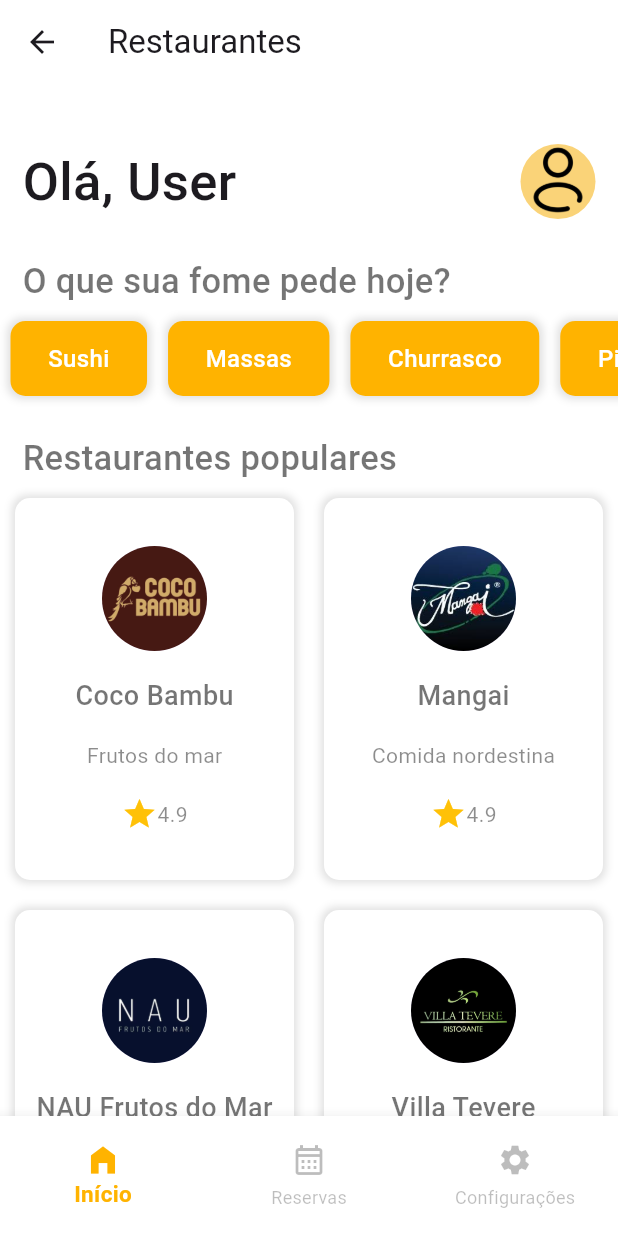
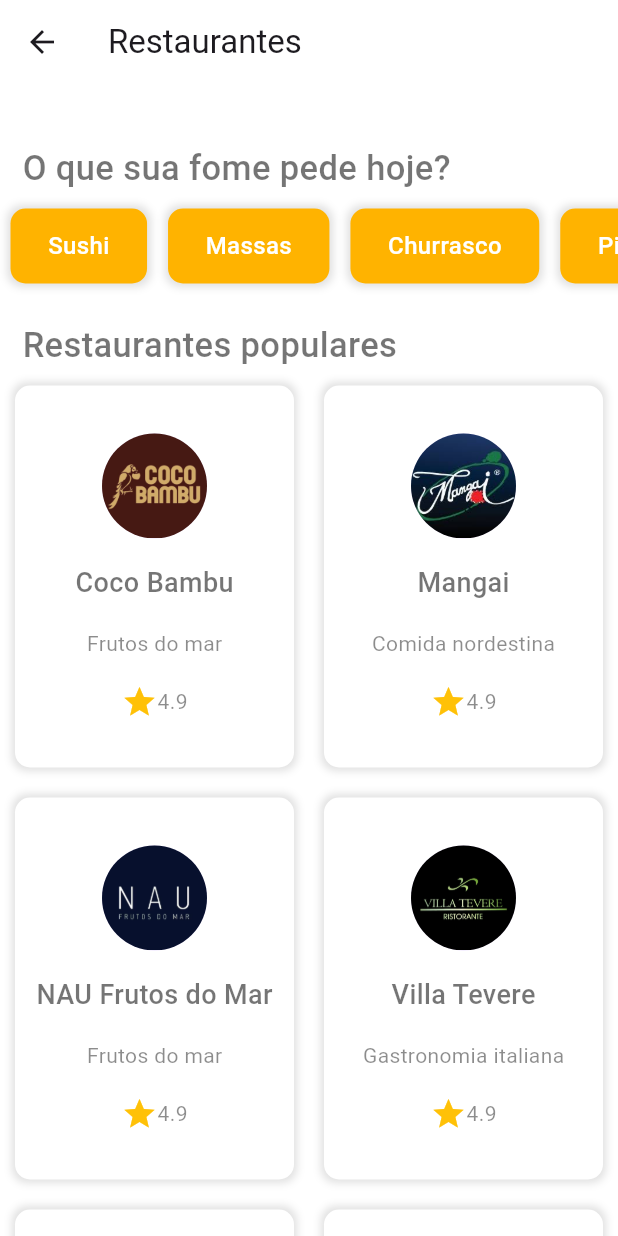
Before and after one commit to LucasDevMelo/smart-reservation, a Flutter app: the screen it shows after launch, after a tap on "Pular", on a phone screen of 412 x 824 dp. Run offline on Flutter 3.47's test engine with Material 3 defaults, Android fonts, the phone set to English and light mode, and no system bars.

Commit message:
Agora, quando o usuario entra na home vindo do login, aparece o "Ola user", caso nao faça login, nao aparece

```diff
--- a/lib/main.dart
+++ b/lib/main.dart
@@ -24,7 +24,7 @@ class MyApp extends StatelessWidget {
       home:  WelcomeScreen(),
       routes: {
         '/welcomescreen': (context) =>  WelcomeScreen(),
-        '/homescreen': (context) =>  const HomeScreen(),
+        '/homescreen': (context) =>  const HomeScreen(fromLogin: true,),
       },
     );
   }
--- a/lib/screens/home_screen.dart
+++ b/lib/screens/home_screen.dart
@@ -4,7 +4,9 @@ import 'package:healthcare/models/all_restaurants.dart';
 import 'package:healthcare/screens/appointment_screen.dart';
 
 class HomeScreen extends StatefulWidget {
-  const HomeScreen({super.key});
+  final bool fromLogin;
+
+  const HomeScreen({super.key, required this.fromLogin});
 
   @override
   State<HomeScreen> createState() => _HomeScreenState();
@@ -54,7 +56,7 @@ class _HomeScreenState extends State<HomeScreen> {
               child: Column(
                 crossAxisAlignment: CrossAxisAlignment.start,
                 children: [
-                  const Padding(
+                  if (widget.fromLogin) const Padding(
                     padding: EdgeInsets.symmetric(horizontal: 15),
                     child: Row(
                       mainAxisAlignment: MainAxisAlignment.spaceBetween,
@@ -74,7 +76,7 @@ class _HomeScreenState extends State<HomeScreen> {
                       ],
                     ),
                   ),
-                  const SizedBox(height: 25),
+                  if (widget.fromLogin) const SizedBox(height: 25),
                   const Padding(
                     padding: EdgeInsets.only(left: 15),
                     child: Text(
--- a/lib/screens/login_screen.dart
+++ b/lib/screens/login_screen.dart
@@ -2,6 +2,8 @@ import 'package:flutter/cupertino.dart';
 import 'package:flutter/material.dart';
 import 'package:healthcare/screens/sign_up_screen.dart';
 import 'package:healthcare/widgets/navbar_roots.dart';
+
+import 'home_screen.dart';
 
 class loginScreen extends StatefulWidget {
   @override
@@ -68,10 +70,12 @@ class _loginScreenState extends State<loginScreen> {
                     child: InkWell(
                       onTap: () {
                         Navigator.push(
-                            context,
-                            MaterialPageRoute(
-                              builder: (context) => NavBarRoots(),
-                            ));
+                          context,
+                          MaterialPageRoute(
+                            builder: (context) => HomeScreen(fromLogin: true),
+                          ),
+                        );
+
                       },
                       child: Container(
                         padding: EdgeInsets.symmetric(vertical: 15),
--- a/lib/screens/welcome_screen.dart
+++ b/lib/screens/welcome_screen.dart
@@ -23,10 +23,11 @@ class WelcomeScreen extends StatelessWidget {
                   child: TextButton(
                     onPressed: () {
                       Navigator.push(
-                          context,
-                          MaterialPageRoute(
-                            builder: (context) => NavBarRoots(),
-                          ));
+                        context,
+                        MaterialPageRoute(
+                          builder: (context) => HomeScreen(fromLogin: false),
+                        ),
+                      );
                     },
                     child: Text(
                       "Pular",
--- a/lib/widgets/navbar_roots.dart
+++ b/lib/widgets/navbar_roots.dart
@@ -12,7 +12,7 @@ class NavBarRoots extends StatefulWidget {
 class _NavBarRootsState extends State<NavBarRoots> {
   int _selectedIndex = 0;
   final _screens = [
-    HomeScreen(),
+    HomeScreen(fromLogin: true,),
     ScheduleScreen(),
     SettingScreen(),
   ];
```
